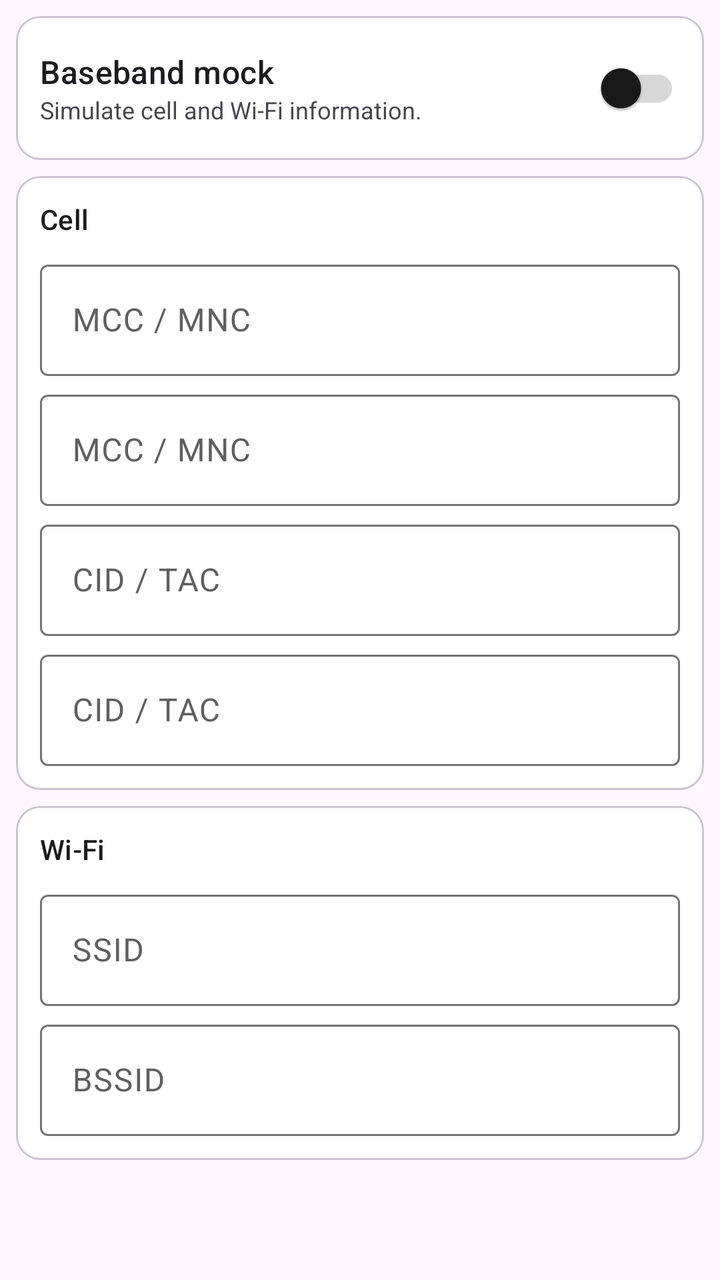
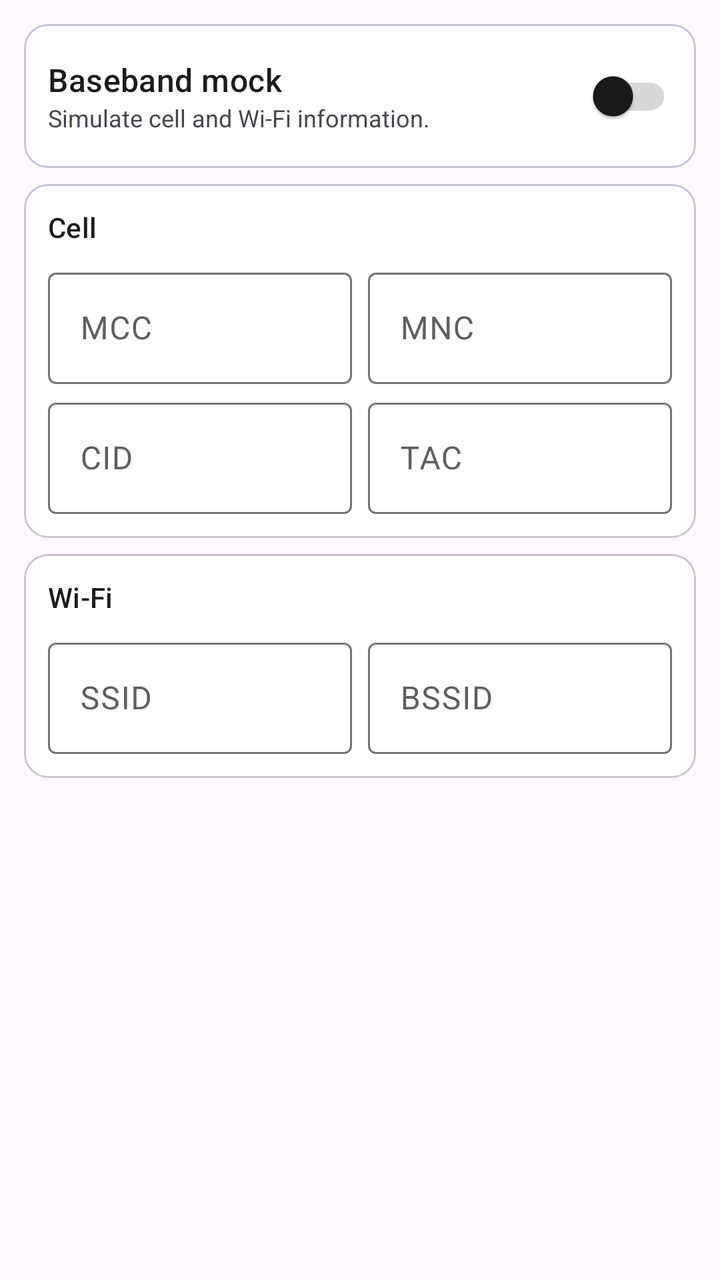

An Android layout rendered at two revisions. The XML below is the earlier revision; the diff shows what the commit changed to produce the second picture.
<!-- AndroidManifest.xml: application theme AppTheme -->
<!-- res/layout/fragment_baseband_mock.xml -->
<?xml version="1.0" encoding="utf-8"?>
<androidx.core.widget.NestedScrollView xmlns:android="http://schemas.android.com/apk/res/android"
    xmlns:app="http://schemas.android.com/apk/res-auto"
    android:layout_width="match_parent"
    android:layout_height="match_parent">

    <LinearLayout
        android:layout_width="match_parent"
        android:layout_height="wrap_content"
        android:orientation="vertical"
        android:padding="8dp">

        <com.google.android.material.card.MaterialCardView
            android:layout_width="match_parent"
            android:layout_height="wrap_content"
            app:cardCornerRadius="12dp"
            app:contentPadding="12dp">
            <LinearLayout
                android:layout_width="match_parent"
                android:layout_height="wrap_content"
                android:gravity="center_vertical"
                android:orientation="horizontal">
                <LinearLayout
                    android:layout_width="0dp"
                    android:layout_height="wrap_content"
                    android:layout_weight="1"
                    android:orientation="vertical">
                    <TextView
                        android:layout_width="wrap_content"
                        android:layout_height="wrap_content"
                        android:text="@string/baseband_title"
                        android:textAppearance="@style/TextAppearance.Material3.TitleMedium" />
                    <TextView
                        android:layout_width="wrap_content"
                        android:layout_height="wrap_content"
                        android:text="@string/baseband_desc"
                        android:textSize="12sp" />
                </LinearLayout>
                <com.google.android.material.switchmaterial.SwitchMaterial
                    android:id="@+id/baseband_switch"
                    android:layout_width="wrap_content"
                    android:layout_height="wrap_content" />
            </LinearLayout>
        </com.google.android.material.card.MaterialCardView>

        <com.google.android.material.card.MaterialCardView
            android:layout_width="match_parent"
            android:layout_height="wrap_content"
            android:layout_marginTop="8dp"
            app:cardCornerRadius="12dp"
            app:contentPadding="12dp">
            <LinearLayout
                android:layout_width="match_parent"
                android:layout_height="wrap_content"
                android:orientation="vertical">
                <TextView
                    android:layout_width="wrap_content"
                    android:layout_height="wrap_content"
                    android:text="@string/baseband_cell_title"
                    android:textAppearance="@style/TextAppearance.Material3.TitleSmall" />
                <com.google.android.material.textfield.TextInputLayout
                    android:layout_width="match_parent"
                    android:layout_height="wrap_content"
                    android:layout_marginTop="8dp"
                    android:hint="@string/baseband_mcc_mnc">
                    <com.google.android.material.textfield.TextInputEditText
                        android:id="@+id/baseband_mcc"
                        android:layout_width="match_parent"
                        android:layout_height="wrap_content" />
                </com.google.android.material.textfield.TextInputLayout>
                <com.google.android.material.textfield.TextInputLayout
                    android:layout_width="match_parent"
                    android:layout_height="wrap_content"
                    android:layout_marginTop="4dp"
                    android:hint="@string/baseband_mcc_mnc">
                    <com.google.android.material.textfield.TextInputEditText
                        android:id="@+id/baseband_mnc"
                        android:layout_width="match_parent"
                        android:layout_height="wrap_content" />
                </com.google.android.material.textfield.TextInputLayout>
                <com.google.android.material.textfield.TextInputLayout
                    android:layout_width="match_parent"
                    android:layout_height="wrap_content"
                    android:layout_marginTop="4dp"
                    android:hint="@string/baseband_cid_tac">
                    <com.google.android.material.textfield.TextInputEditText
                        android:id="@+id/baseband_cid"
                        android:layout_width="match_parent"
                        android:layout_height="wrap_content" />
                </com.google.android.material.textfield.TextInputLayout>
                <com.google.android.material.textfield.TextInputLayout
                    android:layout_width="match_parent"
                    android:layout_height="wrap_content"
                    android:layout_marginTop="4dp"
                    android:hint="@string/baseband_cid_tac">
                    <com.google.android.material.textfield.TextInputEditText
                        android:id="@+id/baseband_tac"
                        android:layout_width="match_parent"
                        android:layout_height="wrap_content" />
                </com.google.android.material.textfield.TextInputLayout>
            </LinearLayout>
        </com.google.android.material.card.MaterialCardView>

        <com.google.android.material.card.MaterialCardView
            android:layout_width="match_parent"
            android:layout_height="wrap_content"
            android:layout_marginTop="8dp"
            app:cardCornerRadius="12dp"
            app:contentPadding="12dp">
            <LinearLayout
                android:layout_width="match_parent"
                android:layout_height="wrap_content"
                android:orientation="vertical">
                <TextView
                    android:layout_width="wrap_content"
                    android:layout_height="wrap_content"
                    android:text="@string/baseband_wifi_title"
                    android:textAppearance="@style/TextAppearance.Material3.TitleSmall" />
                <com.google.android.material.textfield.TextInputLayout
                    android:layout_width="match_parent"
                    android:layout_height="wrap_content"
                    android:layout_marginTop="8dp"
                    android:hint="@string/baseband_ssid">
                    <com.google.android.material.textfield.TextInputEditText
                        android:id="@+id/baseband_ssid"
                        android:layout_width="match_parent"
                        android:layout_height="wrap_content" />
                </com.google.android.material.textfield.TextInputLayout>
                <com.google.android.material.textfield.TextInputLayout
                    android:layout_width="match_parent"
                    android:layout_height="wrap_content"
                    android:layout_marginTop="4dp"
                    android:hint="@string/baseband_bssid">
                    <com.google.android.material.textfield.TextInputEditText
                        android:id="@+id/baseband_bssid"
                        android:layout_width="match_parent"
                        android:layout_height="wrap_content" />
                </com.google.android.material.textfield.TextInputLayout>
            </LinearLayout>
        </com.google.android.material.card.MaterialCardView>
    </LinearLayout>
</androidx.core.widget.NestedScrollView>
<!-- resources referenced by this layout -->
<resources>
  <string name="baseband_bssid">BSSID</string>
  <string name="baseband_cell_title">Cell</string>
  <string name="baseband_cid_tac">CID / TAC</string>
  <string name="baseband_desc">Simulate cell and Wi-Fi information.</string>
  <string name="baseband_mcc_mnc">MCC / MNC</string>
  <string name="baseband_ssid">SSID</string>
  <string name="baseband_title">Baseband mock</string>
  <string name="baseband_wifi_title">Wi-Fi</string>
  <style name="AppTheme" parent="Theme.Material3.Light.NoActionBar">
          
          <item name="colorPrimary">#5F5F5F</item>
          <item name="colorOnPrimary">#FFFFFF</item>
          <item name="colorPrimaryContainer">#E0E0E0</item>
          <item name="colorOnPrimaryContainer">#1E1E1E</item>
          <item name="colorSecondary">#494949</item>
          <item name="colorOnSecondary">#FFFFFF</item>
          <item name="colorSecondaryContainer">#E7E7E7</item>
          <item name="colorOnSecondaryContainer">#2A2A2A</item>
          <item name="colorSurface">#FFFFFF</item>
          <item name="colorOnSurface">#1A1A1A</item>
          <item name="colorSurfaceVariant">#F0F0F0</item>
          <item name="colorOnSurfaceVariant">#5F5F5F</item>
          <item name="colorOutline">#747474</item>
  
          
          <item name="portalFabIconTint">#1A1A1A</item>
  
          
          <item name="android:statusBarColor">@android:color/transparent</item>
          <item name="android:windowDrawsSystemBarBackgrounds">true</item>
          <item name="android:windowTranslucentStatus">true</item>
          <item name="windowActionModeOverlay">true</item>
          <item name="windowActionBar">false</item>
          <item name="windowNoTitle">true</item>
  
          
          <item name="searchViewStyle">@style/Portal.SearchViewStyle</item>
          <item name="sliderStyle">@style/Portal.SliderTheme</item>
          <item name="android:popupMenuStyle">@style/PortalPopupMenuStyle</item>
          
          <item name="switchStyle">@style/Portal.SwitchStyle</item>
      </style>
  <style name="Portal.SearchViewStyle" parent="Widget.AppCompat.SearchView" />
  <style name="Portal.SliderTheme" parent="Widget.Material3.Slider" />
  <style name="PortalPopupMenuStyle" parent="Widget.Material3.PopupMenu">
          <item name="android:popupAnimationStyle">@style/PortalPopupAnimation</item>
      </style>
  <style name="Portal.SwitchStyle" parent="Widget.Material3.CompoundButton.Switch">
          <item name="useMaterialThemeColors">true</item>
          <item name="trackTint">@color/switch_track_tint</item>
      </style>
  <style name="PortalPopupAnimation">
          <item name="android:windowEnterAnimation">@anim/popup_in_top_end</item>
          <item name="android:windowExitAnimation">@anim/popup_out_top_end</item>
      </style>
</resources>

<!-- the commit's change to res/layout/fragment_baseband_mock.xml (unified diff, before → after) -->
@@ -8,7 +8,7 @@
         android:layout_width="match_parent"
         android:layout_height="wrap_content"
         android:orientation="vertical"
-        android:padding="8dp">
+        android:padding="@dimen/page_gutter">
 
         <com.google.android.material.card.MaterialCardView
             android:layout_width="match_parent"
@@ -58,46 +58,67 @@
                     android:layout_height="wrap_content"
                     android:text="@string/baseband_cell_title"
                     android:textAppearance="@style/TextAppearance.Material3.TitleSmall" />
-                <com.google.android.material.textfield.TextInputLayout
+                <LinearLayout
                     android:layout_width="match_parent"
                     android:layout_height="wrap_content"
                     android:layout_marginTop="8dp"
-                    android:hint="@string/baseband_mcc_mnc">
-                    <com.google.android.material.textfield.TextInputEditText
-                        android:id="@+id/baseband_mcc"
-                        android:layout_width="match_parent"
-                        android:layout_height="wrap_content" />
-                </com.google.android.material.textfield.TextInputLayout>
-                <com.google.android.material.textfield.TextInputLayout
+                    android:baselineAligned="false"
+                    android:orientation="horizontal">
+
+                    <com.google.android.material.textfield.TextInputLayout
+                        android:layout_width="0dp"
+                        android:layout_height="wrap_content"
+                        android:layout_weight="1"
+                        android:hint="@string/baseband_mcc">
+                        <com.google.android.material.textfield.TextInputEditText
+                            android:id="@+id/baseband_mcc"
+                            android:layout_width="match_parent"
+                            android:layout_height="wrap_content" />
+                    </com.google.android.material.textfield.TextInputLayout>
+
+                    <com.google.android.material.textfield.TextInputLayout
+                        android:layout_width="0dp"
+                        android:layout_height="wrap_content"
+                        android:layout_marginStart="8dp"
+                        android:layout_weight="1"
+                        android:hint="@string/baseband_mnc">
+                        <com.google.android.material.textfield.TextInputEditText
+                            android:id="@+id/baseband_mnc"
+                            android:layout_width="match_parent"
+                            android:layout_height="wrap_content" />
+                    </com.google.android.material.textfield.TextInputLayout>
+                </LinearLayout>
+
+                <LinearLayout
                     android:layout_width="match_parent"
                     android:layout_height="wrap_content"
                     android:layout_marginTop="4dp"
-                    android:hint="@string/baseband_mcc_mnc">
-                    <com.google.android.material.textfield.TextInputEditText
-                        android:id="@+id/baseband_mnc"
-                        android:layout_width="match_parent"
-                        android:layout_height="wrap_content" />
-                </com.google.android.material.textfield.TextInputLayout>
-                <com.google.android.material.textfield.TextInputLayout
-                    android:layout_width="match_parent"
-                    android:layout_height="wrap_content"
-                    android:layout_marginTop="4dp"
-                    android:hint="@string/baseband_cid_tac">
-                    <com.google.android.material.textfield.TextInputEditText
-                        android:id="@+id/baseband_cid"
-                        android:layout_width="match_parent"
-                        android:layout_height="wrap_content" />
-                </com.google.android.material.textfield.TextInputLayout>
-                <com.google.android.material.textfield.TextInputLayout
-                    android:layout_width="match_parent"
-                    android:layout_height="wrap_content"
-                    android:layout_marginTop="4dp"
-                    android:hint="@string/baseband_cid_tac">
-                    <com.google.android.material.textfield.TextInputEditText
-                        android:id="@+id/baseband_tac"
-                        android:layout_width="match_parent"
-                        android:layout_height="wrap_content" />
-                </com.google.android.material.textfield.TextInputLayout>
+                    android:baselineAligned="false"
+                    android:orientation="horizontal">
+
+                    <com.google.android.material.textfield.TextInputLayout
+                        android:layout_width="0dp"
+                        android:layout_height="wrap_content"
+                        android:layout_weight="1"
+                        android:hint="@string/baseband_cid">
+                        <com.google.android.material.textfield.TextInputEditText
+                            android:id="@+id/baseband_cid"
+                            android:layout_width="match_parent"
+                            android:layout_height="wrap_content" />
+                    </com.google.android.material.textfield.TextInputLayout>
+
+                    <com.google.android.material.textfield.TextInputLayout
+                        android:layout_width="0dp"
+                        android:layout_height="wrap_content"
+                        android:layout_marginStart="8dp"
+                        android:layout_weight="1"
+                        android:hint="@string/baseband_tac">
+                        <com.google.android.material.textfield.TextInputEditText
+                            android:id="@+id/baseband_tac"
+                            android:layout_width="match_parent"
+                            android:layout_height="wrap_content" />
+                    </com.google.android.material.textfield.TextInputLayout>
+                </LinearLayout>
             </LinearLayout>
         </com.google.android.material.card.MaterialCardView>
 
@@ -116,26 +137,36 @@
                     android:layout_height="wrap_content"
                     android:text="@string/baseband_wifi_title"
                     android:textAppearance="@style/TextAppearance.Material3.TitleSmall" />
-                <com.google.android.material.textfield.TextInputLayout
+                <LinearLayout
                     android:layout_width="match_parent"
                     android:layout_height="wrap_content"
                     android:layout_marginTop="8dp"
-                    android:hint="@string/baseband_ssid">
-                    <com.google.android.material.textfield.TextInputEditText
-                        android:id="@+id/baseband_ssid"
-                        android:layout_width="match_parent"
-                        android:layout_height="wrap_content" />
-                </com.google.android.material.textfield.TextInputLayout>
-                <com.google.android.material.textfield.TextInputLayout
-                    android:layout_width="match_parent"
-                    android:layout_height="wrap_content"
-                    android:layout_marginTop="4dp"
-                    android:hint="@string/baseband_bssid">
-                    <com.google.android.material.textfield.TextInputEditText
-                        android:id="@+id/baseband_bssid"
-                        android:layout_width="match_parent"
-                        android:layout_height="wrap_content" />
-                </com.google.android.material.textfield.TextInputLayout>
+                    android:baselineAligned="false"
+                    android:orientation="horizontal">
+
+                    <com.google.android.material.textfield.TextInputLayout
+                        android:layout_width="0dp"
+                        android:layout_height="wrap_content"
+                        android:layout_weight="1"
+                        android:hint="@string/baseband_ssid">
+                        <com.google.android.material.textfield.TextInputEditText
+                            android:id="@+id/baseband_ssid"
+                            android:layout_width="match_parent"
+                            android:layout_height="wrap_content" />
+                    </com.google.android.material.textfield.TextInputLayout>
+
+                    <com.google.android.material.textfield.TextInputLayout
+                        android:layout_width="0dp"
+                        android:layout_height="wrap_content"
+                        android:layout_marginStart="8dp"
+                        android:layout_weight="1"
+                        android:hint="@string/baseband_bssid">
+                        <com.google.android.material.textfield.TextInputEditText
+                            android:id="@+id/baseband_bssid"
+                            android:layout_width="match_parent"
+                            android:layout_height="wrap_content" />
+                    </com.google.android.material.textfield.TextInputLayout>
+                </LinearLayout>
             </LinearLayout>
         </com.google.android.material.card.MaterialCardView>
     </LinearLayout>
<!-- resource entries referenced after the edit -->
@@ -1,11 +1,14 @@
 <!-- resources referenced by this layout -->
 <resources>
+  <dimen name="page_gutter">12dp</dimen>
   <string name="baseband_bssid">BSSID</string>
   <string name="baseband_cell_title">Cell</string>
-  <string name="baseband_cid_tac">CID / TAC</string>
+  <string name="baseband_cid">CID</string>
   <string name="baseband_desc">Simulate cell and Wi-Fi information.</string>
-  <string name="baseband_mcc_mnc">MCC / MNC</string>
+  <string name="baseband_mcc">MCC</string>
+  <string name="baseband_mnc">MNC</string>
   <string name="baseband_ssid">SSID</string>
+  <string name="baseband_tac">TAC</string>
   <string name="baseband_title">Baseband mock</string>
   <string name="baseband_wifi_title">Wi-Fi</string>
   <style name="AppTheme" parent="Theme.Material3.Light.NoActionBar">
